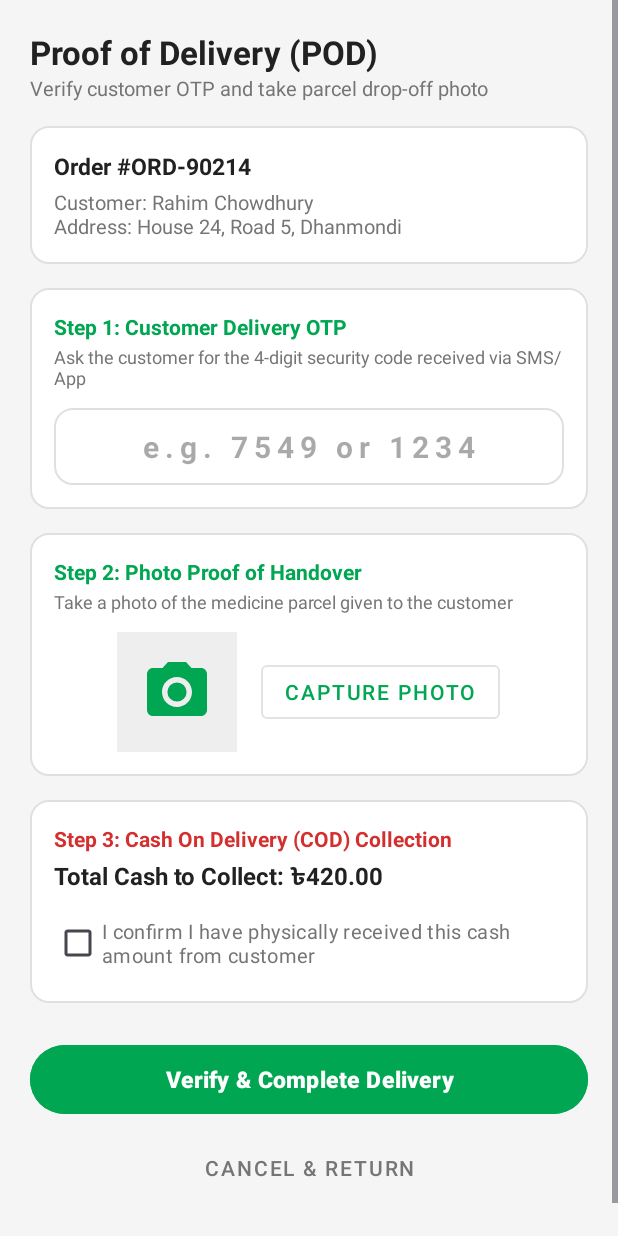
After one commit to Naim-006/GetMediBD, an Android app: the layout activity_proof_of_delivery.xml on its own in the app's theme, with its tools: preview values and no code run, on a phone screen of 412 x 824 dp. The commit adds this screen. Run offline under Robolectric (Android 15) with nearby library versions, the phone set to English and light mode, and no system bars.

Commit message:
Implement Proof of Delivery with customer OTP and parcel photo capture

```diff
--- a/app/src/main/java/com/getmedbd/portals/rider/delivery/ActiveDeliveriesFragment.java
+++ b/app/src/main/java/com/getmedbd/portals/rider/delivery/ActiveDeliveriesFragment.java
@@ -21,6 +21,7 @@ import com.getmedbd.db.models.Delivery;
 import com.getmedbd.portals.rider.dashboard.RiderDashboardActivity;
 import com.getmedbd.portals.rider.data.RiderRepository;
 import com.getmedbd.portals.rider.tracking.RiderLocationService;
+import com.getmedbd.portals.rider.verification.ProofOfDeliveryActivity;
 
 /**
  * Active Deliveries Fragment displaying live assigned order and 4-stage lifecycle stepper
@@ -167,6 +168,10 @@ public class ActiveDeliveriesFragment extends Fragment {
             stepPickedUp.setTextColor(getResources().getColor(R.color.primary));
             stepInTransit.setTextColor(getResources().getColor(R.color.primary));
             btnPrimaryAction.setText("3. Arrived! Open Proof of Delivery (POD)");
+            btnPrimaryAction.setOnClickListener(v -> {
+                Intent podIntent = new Intent(requireContext(), ProofOfDeliveryActivity.class);
+                startActivity(podIntent);
+            });
         }
     }
 
--- a/app/src/main/java/com/getmedbd/portals/rider/verification/ProofOfDeliveryActivity.java
+++ b/app/src/main/java/com/getmedbd/portals/rider/verification/ProofOfDeliveryActivity.java
@@ -1,16 +1,132 @@
 package com.getmedbd.portals.rider.verification;
 
+import android.app.AlertDialog;
+import android.content.Intent;
 import android.os.Bundle;
+import android.view.View;
+import android.widget.Button;
+import android.widget.CheckBox;
+import android.widget.EditText;
+import android.widget.ImageView;
+import android.widget.LinearLayout;
+import android.widget.TextView;
+import android.widget.Toast;
 import androidx.appcompat.app.AppCompatActivity;
 
+import com.getmedbd.R;
+import com.getmedbd.db.models.Delivery;
+import com.getmedbd.portals.rider.data.RiderRepository;
+
 /**
- * Proof Of Delivery Activity
+ * Proof of Delivery (POD) Activity
+ * Handles customer OTP verification, parcel photo proof, and Cash on Delivery (COD) acknowledgment
+ * Responsible: Jhuma (252-15-713)
  */
 public class ProofOfDeliveryActivity extends AppCompatActivity {
+
+    private TextView tvOrderId, tvCustomerInfo, tvCodAmount;
+    private EditText etDeliveryOtp;
+    private ImageView ivProofPreview;
+    private Button btnTakePhoto;
+    private LinearLayout layoutCod;
+    private CheckBox cbCodCollected;
+    private Button btnConfirmDelivery, btnCancelPod;
+
+    private boolean isPhotoCaptured = false;
+    private Delivery activeDelivery;
 
     @Override
     protected void onCreate(Bundle savedInstanceState) {
         super.onCreate(savedInstanceState);
-        // Setup main activity
+        setContentView(R.layout.activity_proof_of_delivery);
+
+        activeDelivery = RiderRepository.getInstance().getActiveDelivery();
+        if (activeDelivery == null) {
+            Toast.makeText(this, "No active delivery found to complete.", Toast.LENGTH_SHORT).show();
+            finish();
+            return;
+        }
+
+        initViews();
+        bindDeliveryData();
+    }
+
+    private void initViews() {
+        tvOrderId = findViewById(R.id.tv_pod_order_id);
+        tvCustomerInfo = findViewById(R.id.tv_pod_customer_info);
+        tvCodAmount = findViewById(R.id.tv_pod_cod_amount);
+        etDeliveryOtp = findViewById(R.id.et_delivery_otp);
+        ivProofPreview = findViewById(R.id.iv_proof_preview);
+        btnTakePhoto = findViewById(R.id.btn_take_photo);
+        layoutCod = findViewById(R.id.layout_cod_verification);
+        cbCodCollected = findViewById(R.id.cb_cod_collected);
+        btnConfirmDelivery = findViewById(R.id.btn_confirm_delivery);
+        btnCancelPod = findViewById(R.id.btn_cancel_pod);
+
+        // Photo capture simulator
+        btnTakePhoto.setOnClickListener(v -> {
+            isPhotoCaptured = true;
+            ivProofPreview.setImageResource(R.drawable.ic_check);
+            btnTakePhoto.setText("Photo Verified ✔");
+            btnTakePhoto.setEnabled(false);
+            Toast.makeText(this, "Parcel drop-off photo captured successfully!", Toast.LENGTH_SHORT).show();
+        });
+
+        btnCancelPod.setOnClickListener(v -> finish());
+
+        btnConfirmDelivery.setOnClickListener(v -> attemptDeliveryCompletion());
+    }
+
+    private void bindDeliveryData() {
+        tvOrderId.setText("Order #" + activeDelivery.getOrderId());
+        tvCustomerInfo.setText("Customer: " + activeDelivery.getCustomerName() + "\nAddress: " + activeDelivery.getCustomerAddress());
+
+        if (activeDelivery.isCod()) {
+            layoutCod.setVisibility(View.VISIBLE);
+            tvCodAmount.setText("Total Cash to Collect: ৳" + String.format("%.2f", activeDelivery.getCodAmount()));
+        } else {
+            layoutCod.setVisibility(View.GONE);
+        }
+
+        // Show expected OTP hint for seamless testing
+        etDeliveryOtp.setHint("Hint: " + activeDelivery.getDeliveryOtp());
+    }
+
+    private void attemptDeliveryCompletion() {
+        String enteredOtp = etDeliveryOtp.getText().toString().trim();
+
+        if (enteredOtp.isEmpty()) {
+            etDeliveryOtp.setError("Please enter customer's 4-digit OTP");
+            etDeliveryOtp.requestFocus();
+            return;
+        }
+
+        if (activeDelivery.isCod() && !cbCodCollected.isChecked()) {
+            Toast.makeText(this, "Please confirm that you have collected the Cash On Delivery (COD) amount!", Toast.LENGTH_LONG).show();
+            return;
+        }
+
+        boolean success = RiderRepository.getInstance().completeDelivery(enteredOtp, isPhotoCaptured ? "mock_photo_uri" : null);
+
+        if (success) {
+            showSuccessDialog();
+        } else {
+            etDeliveryOtp.setError("Incorrect OTP! Please check with customer.");
+            Toast.makeText(this, "Invalid Customer OTP. Please ask the customer for the correct code.", Toast.LENGTH_SHORT).show();
+        }
+    }
+
+    private void showSuccessDialog() {
+        AlertDialog.Builder builder = new AlertDialog.Builder(this);
+        builder.setTitle("🎉 Delivery Completed!");
+        builder.setMessage("Order #" + activeDelivery.getOrderId() + " has been successfully delivered!\n\n"
+                + "Delivery Fee Earned: +৳" + String.format("%.2f", activeDelivery.getDeliveryFee()) + "\n"
+                + (activeDelivery.isCod() ? "COD Collected: ৳" + String.format("%.2f", activeDelivery.getCodAmount()) : "Paid Online"));
+        builder.setCancelable(false);
+        builder.setPositiveButton("Return to Dashboard", (dialog, which) -> {
+            dialog.dismiss();
+            finish();
+        });
+        builder.show();
     }
 }
--- /dev/null
+++ b/app/src/main/res/layout/activity_proof_of_delivery.xml
@@ -0,0 +1,214 @@
+<?xml version="1.0" encoding="utf-8"?>
+<ScrollView xmlns:android="http://schemas.android.com/apk/res/android"
+    android:layout_width="match_parent"
+    android:layout_height="match_parent"
+    android:background="@color/background"
+    android:fillViewport="true">
+
+    <LinearLayout
+        android:layout_width="match_parent"
+        android:layout_height="wrap_content"
+        android:orientation="vertical"
+        android:padding="20dp">
+
+        <TextView
+            android:layout_width="wrap_content"
+            android:layout_height="wrap_content"
+            android:text="Proof of Delivery (POD)"
+            android:textColor="@color/text_primary"
+            android:textSize="22sp"
+            android:textStyle="bold" />
+
+        <TextView
+            android:id="@+id/tv_pod_subtitle"
+            android:layout_width="wrap_content"
+            android:layout_height="wrap_content"
+            android:layout_marginBottom="16dp"
+            android:text="Verify customer OTP and take parcel drop-off photo"
+            android:textColor="@color/text_secondary"
+            android:textSize="13sp" />
+
+        <!-- Order & Customer summary card -->
+        <LinearLayout
+            android:layout_width="match_parent"
+            android:layout_height="wrap_content"
+            android:background="@drawable/card_background"
+            android:orientation="vertical"
+            android:padding="16dp">
+
+            <TextView
+                android:id="@+id/tv_pod_order_id"
+                android:layout_width="wrap_content"
+                android:layout_height="wrap_content"
+                android:text="Order #ORD-90214"
+                android:textColor="@color/text_primary"
+                android:textSize="15sp"
+                android:textStyle="bold" />
+
+            <TextView
+                android:id="@+id/tv_pod_customer_info"
+                android:layout_width="wrap_content"
+                android:layout_height="wrap_content"
+                android:layout_marginTop="4dp"
+                android:text="Customer: Rahim Chowdhury\nAddress: House 24, Road 5, Dhanmondi"
+                android:textColor="@color/text_secondary"
+                android:textSize="13sp" />
+        </LinearLayout>
+
+        <!-- Step 1: Customer OTP -->
+        <LinearLayout
+            android:layout_width="match_parent"
+            android:layout_height="wrap_content"
+            android:layout_marginTop="16dp"
+            android:background="@drawable/card_background"
+            android:orientation="vertical"
+            android:padding="16dp">
+
+            <TextView
+                android:layout_width="wrap_content"
+                android:layout_height="wrap_content"
+                android:text="Step 1: Customer Delivery OTP"
+                android:textColor="@color/primary"
+                android:textSize="14sp"
+                android:textStyle="bold" />
+
+            <TextView
+                android:layout_width="wrap_content"
+                android:layout_height="wrap_content"
+                android:layout_marginTop="2dp"
+                android:text="Ask the customer for the 4-digit security code received via SMS/App"
+                android:textColor="@color/text_secondary"
+                android:textSize="12sp" />
+
+            <EditText
+                android:id="@+id/et_delivery_otp"
+                android:layout_width="match_parent"
+                android:layout_height="wrap_content"
+                android:layout_marginTop="12dp"
+                android:background="@drawable/card_background"
+                android:gravity="center"
+                android:hint="e.g. 7549 or 1234"
+                android:inputType="number"
+                android:letterSpacing="0.2"
+                android:maxLength="4"
+                android:padding="12dp"
+                android:textColor="@color/text_primary"
+                android:textSize="20sp"
+                android:textStyle="bold" />
+        </LinearLayout>
+
+        <!-- Step 2: Photo Proof of Delivery -->
+        <LinearLayout
+            android:layout_width="match_parent"
+            android:layout_height="wrap_content"
+            android:layout_marginTop="16dp"
+            android:background="@drawable/card_background"
+            android:orientation="vertical"
+            android:padding="16dp">
+
+            <TextView
+                android:layout_width="wrap_content"
+                android:layout_height="wrap_content"
+                android:text="Step 2: Photo Proof of Handover"
+                android:textColor="@color/primary"
+                android:textSize="14sp"
+                android:textStyle="bold" />
+
+            <TextView
+                android:layout_width="wrap_content"
+                android:layout_height="wrap_content"
+                android:layout_marginTop="2dp"
+                android:text="Take a photo of the medicine parcel given to the customer"
+                android:textColor="@color/text_secondary"
+                android:textSize="12sp" />
+
+            <LinearLayout
+                android:layout_width="match_parent"
+                android:layout_height="wrap_content"
+                android:layout_marginTop="12dp"
+                android:gravity="center"
+                android:orientation="horizontal">
+
+                <ImageView
+                    android:id="@+id/iv_proof_preview"
+                    android:layout_width="80dp"
+                    android:layout_height="80dp"
+                    android:background="#EEEEEE"
+                    android:contentDescription="Photo Proof"
+                    android:padding="16dp"
+                    android:scaleType="centerCrop"
+                    android:src="@drawable/ic_camera" />
+
+                <Button
+                    android:id="@+id/btn_take_photo"
+                    style="@style/Widget.MaterialComponents.Button.OutlinedButton"
+                    android:layout_width="wrap_content"
+                    android:layout_height="wrap_content"
+                    android:layout_marginStart="16dp"
+                    android:text="Capture Photo" />
+            </LinearLayout>
+        </LinearLayout>
+
+        <!-- Step 3: COD Collection Acknowledgment -->
+        <LinearLayout
+            android:id="@+id/layout_cod_verification"
+            android:layout_width="match_parent"
+            android:layout_height="wrap_content"
+            android:layout_marginTop="16dp"
+            android:background="@drawable/card_background"
+            android:orientation="vertical"
+            android:padding="16dp">
+
+            <TextView
+                android:layout_width="wrap_content"
+                android:layout_height="wrap_content"
+                android:text="Step 3: Cash On Delivery (COD) Collection"
+                android:textColor="#D32F2F"
+                android:textSize="14sp"
+                android:textStyle="bold" />
+
+            <TextView
+                android:id="@+id/tv_pod_cod_amount"
+                android:layout_width="wrap_content"
+                android:layout_height="wrap_content"
+                android:layout_marginTop="4dp"
+                android:text="Total Cash to Collect: ৳420.00"
+                android:textColor="@color/text_primary"
+                android:textSize="16sp"
+                android:textStyle="bold" />
+
+            <CheckBox
+                android:id="@+id/cb_cod_collected"
+                android:layout_width="match_parent"
+                android:layout_height="wrap_content"
+                android:layout_marginTop="8dp"
+                android:checked="false"
+                android:text="I confirm I have physically received this cash amount from customer"
+                android:textColor="@color/text_secondary"
+                android:textSize="13sp" />
+        </LinearLayout>
+
+        <!-- Complete Delivery Button -->
+        <Button
+            android:id="@+id/btn_confirm_delivery"
+            android:layout_width="match_parent"
+            android:layout_height="54dp"
+            android:layout_marginTop="24dp"
+            android:backgroundTint="@color/primary"
+            android:text="Verify &amp; Complete Delivery"
+            android:textColor="@color/white"
+            android:textSize="15sp"
+            android:textStyle="bold" />
+
+        <Button
+            android:id="@+id/btn_cancel_pod"
+            style="@style/Widget.MaterialComponents.Button.TextButton"
+            android:layout_width="match_parent"
+            android:layout_height="wrap_content"
+            android:layout_marginTop="8dp"
+            android:layout_marginBottom="24dp"
+            android:text="Cancel &amp; Return"
+            android:textColor="@color/text_secondary" />
+
+    </LinearLayout>
+</ScrollView>
```
